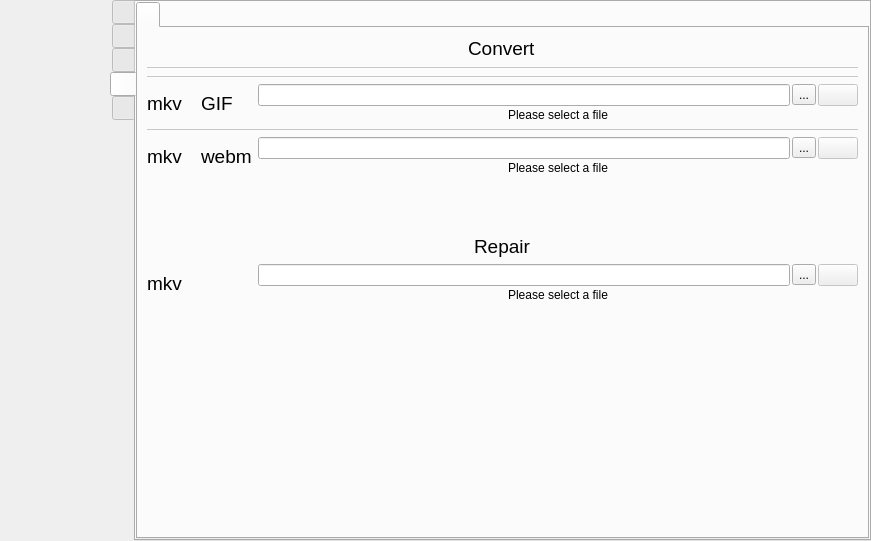
Qt form src/wayland/formMainWindow_wl.ui (vkohaupt/vokoscreenNG) before a commit.
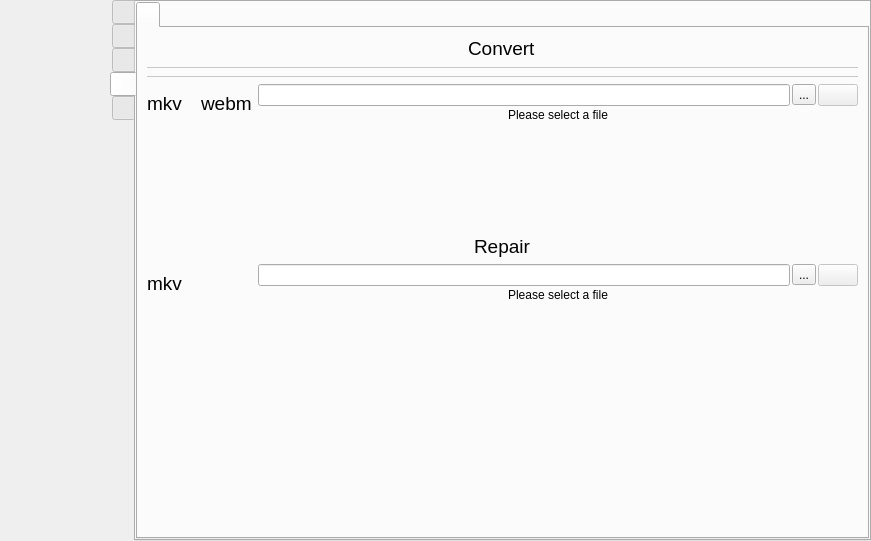
The same form after that commit. The open tabs and pages were chosen to show the change. Icons and pictures are not drawn.

The edit to the form file:
```diff
--- a/src/wayland/formMainWindow_wl.ui
+++ b/src/wayland/formMainWindow_wl.ui
@@ -3014,8 +3014,8 @@
               </item>
               <item>
                <layout class="QGridLayout" name="gridLayout_5">
-                <item row="7" column="0">
-                 <widget class="QLabel" name="label_10">
+                <item row="2" column="0">
+                 <widget class="QLabel" name="label_11">
                   <property name="font">
                    <font>
                     <pointsize>14</pointsize>
@@ -3026,53 +3026,7 @@
                   </property>
                  </widget>
                 </item>
-                <item row="5" column="3">
-                 <spacer name="verticalSpacer_12">
-                  <property name="orientation">
-                   <enum>Qt::Orientation::Vertical</enum>
-                  </property>
-                  <property name="sizeHint" stdset="0">
-                   <size>
-                    <width>20</width>
-                    <height>40</height>
-                   </size>
-                  </property>
-                 </spacer>
-                </item>
-                <item row="3" column="0" colspan="4">
-                 <widget class="Line" name="line_11">
-                  <property name="styleSheet">
-                   <string notr="true">color: rgb(200, 200, 200);
-</string>
-                  </property>
-                  <property name="frameShadow">
-                   <enum>QFrame::Shadow::Plain</enum>
-                  </property>
-                  <property name="orientation">
-                   <enum>Qt::Orientation::Horizontal</enum>
-                  </property>
-                 </widget>
-                </item>
-                <item row="4" column="1">
-                 <widget class="QLabel" name="label_12">
-                  <property name="maximumSize">
-                   <size>
-                    <width>22</width>
-                    <height>15</height>
-                   </size>
-                  </property>
-                  <property name="text">
-                   <string notr="true"/>
-                  </property>
-                  <property name="pixmap">
-                   <pixmap resource="../screencast.qrc">:/pictures/convert/convertTo.png</pixmap>
-                  </property>
-                  <property name="scaledContents">
-                   <bool>true</bool>
-                  </property>
-                 </widget>
-                </item>
-                <item row="4" column="2">
+                <item row="2" column="2">
                  <widget class="QLabel" name="label_13">
                   <property name="font">
                    <font>
@@ -3084,97 +3038,6 @@
                   </property>
                  </widget>
                 </item>
-                <item row="2" column="2">
-                 <widget class="QLabel" name="label_9">
-                  <property name="font">
-                   <font>
-                    <pointsize>14</pointsize>
-                   </font>
-                  </property>
-                  <property name="text">
-                   <string notr="true">GIF</string>
-                  </property>
-                 </widget>
-                </item>
-                <item row="4" column="3">
-                 <layout class="QVBoxLayout" name="verticalLayout_27">
-                  <property name="spacing">
-                   <number>2</number>
-                  </property>
-                  <item>
-                   <layout class="QHBoxLayout" name="horizontalLayout_36">
-                    <item>
-                     <widget class="QLineEdit" name="lineEdit_convert_mkv_to_webm">
-                      <property name="text">
-                       <string notr="true"/>
-                      </property>
-                      <property name="readOnly">
-                       <bool>true</bool>
-                      </property>
-                     </widget>
-                    </item>
-                    <item>
-                     <widget class="QToolButton" name="toolButton_convert_dialog_mkv_to_webm">
-                      <property name="text">
-                       <string notr="true">...</string>
-                      </property>
-                     </widget>
-                    </item>
-                    <item>
-                     <widget class="QPushButton" name="pushButton_convert_mkv_to_webm">
-                      <property name="enabled">
-                       <bool>false</bool>
-                      </property>
-                      <property name="text">
-                       <string notr="true"/>
-                      </property>
-                      <property name="icon">
-                       <iconset resource="../screencast.qrc">
-                        <normaloff>:/pictures/screencast/accept.png</normaloff>:/pictures/screencast/accept.png</iconset>
-                      </property>
-                     </widget>
-                    </item>
-                   </layout>
-                  </item>
-                  <item>
-                   <widget class="QWidget" name="widget_convert_mkv_to_webm" native="true">
-                    <property name="styleSheet">
-                     <string notr="true"/>
-                    </property>
-                    <layout class="QHBoxLayout" name="horizontalLayout_38">
-                     <property name="spacing">
-                      <number>0</number>
-                     </property>
-                     <property name="leftMargin">
-                      <number>0</number>
-                     </property>
-                     <property name="topMargin">
-                      <number>0</number>
-                     </property>
-                     <property name="rightMargin">
-                      <number>0</number>
-                     </property>
-                     <property name="bottomMargin">
-                      <number>0</number>
-                     </property>
-                     <item alignment="Qt::AlignmentFlag::AlignHCenter">
-                      <widget class="QLabel" name="label_convert_mkv_to_webm">
-                       <property name="sizePolicy">
-                        <sizepolicy hsizetype="MinimumExpanding" vsizetype="Preferred">
-                         <horstretch>0</horstretch>
-                         <verstretch>0</verstretch>
-                        </sizepolicy>
-                       </property>
-                       <property name="text">
-                        <string notr="true">Please select a file</string>
-                       </property>
-                      </widget>
-                     </item>
-                    </layout>
-                   </widget>
-                  </item>
-                 </layout>
-                </item>
                 <item row="1" column="0" colspan="4">
                  <widget class="Line" name="line_10">
                   <property name="styleSheet">
@@ -3189,98 +3052,7 @@
                   </property>
                  </widget>
                 </item>
-                <item row="6" column="0" colspan="4" alignment="Qt::AlignmentFlag::AlignHCenter">
-                 <widget class="QLabel" name="label_15">
-                  <property name="font">
-                   <font>
-                    <pointsize>14</pointsize>
-                   </font>
-                  </property>
-                  <property name="text">
-                   <string notr="true">Repair</string>
-                  </property>
-                 </widget>
-                </item>
-                <item row="2" column="3">
-                 <layout class="QVBoxLayout" name="verticalLayout_25">
-                  <property name="spacing">
-                   <number>2</number>
-                  </property>
-                  <item>
-                   <layout class="QHBoxLayout" name="horizontalLayout_21">
-                    <item>
-                     <widget class="QLineEdit" name="lineEdit_convert_mkv_to_gif">
-                      <property name="text">
-                       <string notr="true"/>
-                      </property>
-                      <property name="readOnly">
-                       <bool>true</bool>
-                      </property>
-                     </widget>
-                    </item>
-                    <item>
-                     <widget class="QToolButton" name="toolButton_convert_dialog_mkv_to_gif">
-                      <property name="text">
-                       <string notr="true">...</string>
-                      </property>
-                     </widget>
-                    </item>
-                    <item>
-                     <widget class="QPushButton" name="pushButton_convert_mkv_to_gif">
-                      <property name="enabled">
-                       <bool>false</bool>
-                      </property>
-                      <property name="text">
-                       <string notr="true"/>
-                      </property>
-                      <property name="icon">
-                       <iconset resource="../screencast.qrc">
-                        <normaloff>:/pictures/screencast/accept.png</normaloff>:/pictures/screencast/accept.png</iconset>
-                      </property>
-                     </widget>
-                    </item>
-                   </layout>
-                  </item>
-                  <item>
-                   <widget class="QWidget" name="widget_convert_mkv_to_gif" native="true">
-                    <property name="styleSheet">
-                     <string notr="true"/>
-                    </property>
-                    <layout class="QHBoxLayout" name="horizontalLayout_22">
-                     <property name="spacing">
-                      <number>0</number>
-                     </property>
-                     <property name="leftMargin">
-                      <number>0</number>
-                     </property>
-                     <property name="topMargin">
-                      <number>0</number>
-                     </property>
-                     <property name="rightMargin">
-                      <number>0</number>
-                     </property>
-                     <property name="bottomMargin">
-                      <number>0</number>
-                     </property>
-                     <item alignment="Qt::AlignmentFlag::AlignHCenter">
-                      <widget class="QLabel" name="label_convert_mkv_to_gif">
-                       <property name="sizePolicy">
-                        <sizepolicy hsizetype="MinimumExpanding" vsizetype="Preferred">
-                         <horstretch>0</horstretch>
-                         <verstretch>0</verstretch>
-                        </sizepolicy>
-                       </property>
-                       <property name="text">
-                        <string notr="true">Please select a file</string>
-                       </property>
-                      </widget>
-                     </item>
-                    </layout>
-                   </widget>
-                  </item>
-                 </layout>
-                </item>
-                <item row="7" column="3">
+                <item row="5" column="3">
                  <layout class="QVBoxLayout" name="verticalLayout_26">
                   <property name="spacing">
                    <number>2</number>
@@ -3362,8 +3134,87 @@
                   </item>
                  </layout>
                 </item>
+                <item row="2" column="3">
+                 <layout class="QVBoxLayout" name="verticalLayout_27">
+                  <property name="spacing">
+                   <number>2</number>
+                  </property>
+                  <item>
+                   <layout class="QHBoxLayout" name="horizontalLayout_36">
+                    <item>
+                     <widget class="QLineEdit" name="lineEdit_convert_mkv_to_webm">
+                      <property name="text">
+                       <string notr="true"/>
+                      </property>
+                      <property name="readOnly">
+                       <bool>true</bool>
+                      </property>
+                     </widget>
+                    </item>
+                    <item>
+                     <widget class="QToolButton" name="toolButton_convert_dialog_mkv_to_webm">
+                      <property name="text">
+                       <string notr="true">...</string>
+                      </property>
+                     </widget>
+                    </item>
+                    <item>
+                     <widget class="QPushButton" name="pushButton_convert_mkv_to_webm">
+                      <property name="enabled">
+                       <bool>false</bool>
+                      </property>
+                      <property name="text">
+                       <string notr="true"/>
+                      </property>
+                      <property name="icon">
+                       <iconset resource="../screencast.qrc">
+                        <normaloff>:/pictures/screencast/accept.png</normaloff>:/pictures/screencast/accept.png</iconset>
+                      </property>
+                     </widget>
+                    </item>
+                   </layout>
+                  </item>
+                  <item>
+                   <widget class="QWidget" name="widget_convert_mkv_to_webm" native="true">
+                    <property name="styleSheet">
+                     <string notr="true"/>
+                    </property>
+                    <layout class="QHBoxLayout" name="horizontalLayout_38">
+                     <property name="spacing">
+                      <number>0</number>
+                     </property>
+                     <property name="leftMargin">
+                      <number>0</number>
+                     </property>
+                     <property name="topMargin">
+                      <number>0</number>
+                     </property>
+                     <property name="rightMargin">
+                      <number>0</number>
+                     </property>
+                     <property name="bottomMargin">
+                      <number>0</number>
+                     </property>
+                     <item alignment="Qt::AlignmentFlag::AlignHCenter">
+                      <widget class="QLabel" name="label_convert_mkv_to_webm">
+                       <property name="sizePolicy">
+                        <sizepolicy hsizetype="MinimumExpanding" vsizetype="Preferred">
+                         <horstretch>0</horstretch>
+                         <verstretch>0</verstretch>
+                        </sizepolicy>
+                       </property>
+                       <property name="text">
+                        <string notr="true">Please select a file</string>
+                       </property>
+                      </widget>
+                     </item>
+                    </layout>
+                   </widget>
+                  </item>
+                 </layout>
+                </item>
                 <item row="2" column="1">
-                 <widget class="QLabel" name="label_8">
+                 <widget class="QLabel" name="label_12">
                   <property name="maximumSize">
                    <size>
                     <width>22</width>
@@ -3381,20 +3232,20 @@
                   </property>
                  </widget>
                 </item>
-                <item row="2" column="0">
-                 <widget class="QLabel" name="label_7">
+                <item row="4" column="0" colspan="4" alignment="Qt::AlignmentFlag::AlignHCenter">
+                 <widget class="QLabel" name="label_15">
                   <property name="font">
                    <font>
                     <pointsize>14</pointsize>
                    </font>
                   </property>
                   <property name="text">
-                   <string notr="true">mkv</string>
+                   <string notr="true">Repair</string>
                   </property>
                  </widget>
                 </item>
-                <item row="4" column="0">
-                 <widget class="QLabel" name="label_11">
+                <item row="5" column="0">
+                 <widget class="QLabel" name="label_10">
                   <property name="font">
                    <font>
                     <pointsize>14</pointsize>
@@ -3405,6 +3256,19 @@
                   </property>
                  </widget>
                 </item>
+                <item row="3" column="3">
+                 <spacer name="verticalSpacer_12">
+                  <property name="orientation">
+                   <enum>Qt::Orientation::Vertical</enum>
+                  </property>
+                  <property name="sizeHint" stdset="0">
+                   <size>
+                    <width>20</width>
+                    <height>40</height>
+                   </size>
+                  </property>
+                 </spacer>
+                </item>
                </layout>
               </item>
               <item>
```
Left out of the diff: 2 changed lines with no effect on the pictures.
